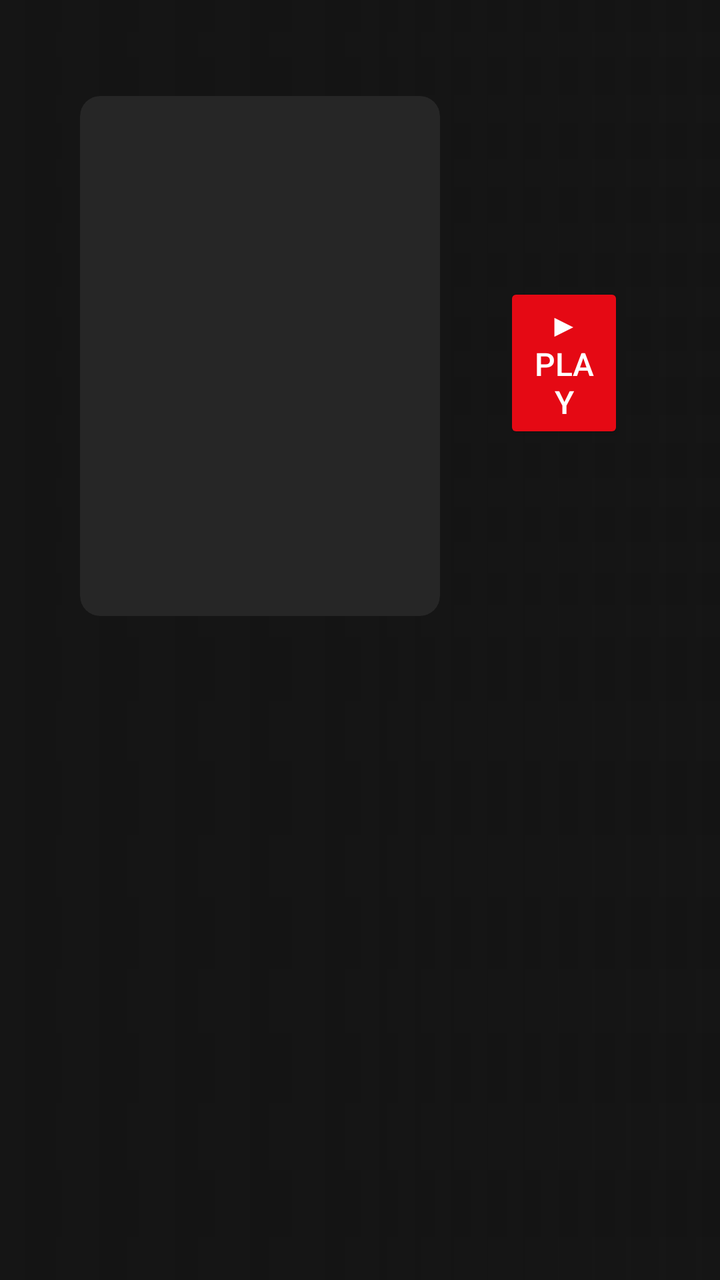
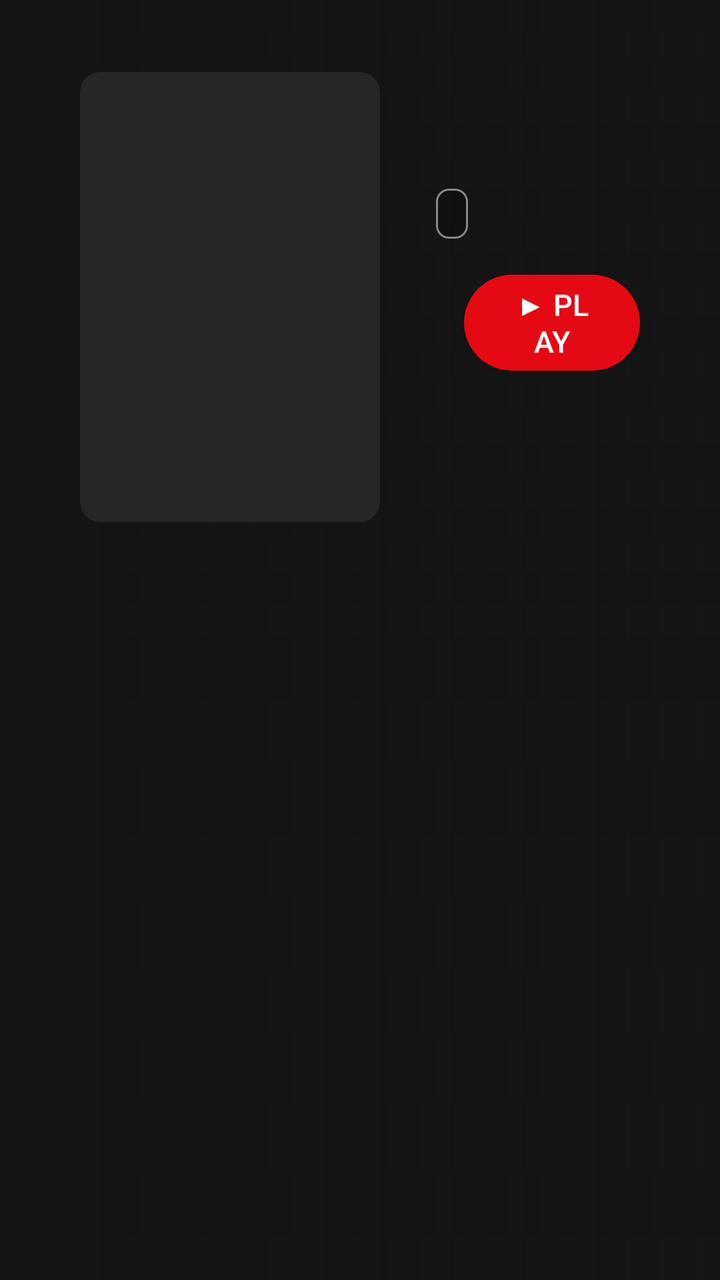

Compare the two renders of this Android layout. The source of the first and the diff that turns it into the second are given below.
<!-- AndroidManifest.xml: activity theme Theme.TgVideoTv -->
<!-- res/layout/activity_details.xml -->
<?xml version="1.0" encoding="utf-8"?>
<FrameLayout xmlns:android="http://schemas.android.com/apk/res/android"
    android:layout_width="match_parent"
    android:layout_height="match_parent"
    android:background="@color/nd_background">

    <ImageView
        android:id="@+id/backdrop"
        android:layout_width="match_parent"
        android:layout_height="match_parent"
        android:scaleType="centerCrop"
        android:contentDescription="@null" />

    
    <View
        android:layout_width="match_parent"
        android:layout_height="match_parent"
        android:background="@drawable/details_scrim_bottom" />

    <View
        android:layout_width="match_parent"
        android:layout_height="match_parent"
        android:background="@drawable/details_scrim_left" />

    <ScrollView
        android:layout_width="match_parent"
        android:layout_height="match_parent"
        android:fillViewport="true"
        android:scrollbars="none">

        <LinearLayout
            android:layout_width="match_parent"
            android:layout_height="wrap_content"
            android:orientation="horizontal"
            android:paddingStart="40dp"
            android:paddingEnd="48dp"
            android:paddingTop="48dp"
            android:paddingBottom="28dp">

            <ImageView
                android:id="@+id/poster"
                android:layout_width="180dp"
                android:layout_height="260dp"
                android:layout_marginEnd="32dp"
                android:scaleType="centerCrop"
                android:background="@drawable/rounded_poster"
                android:clipToOutline="true"
                android:contentDescription="@null" />

            <LinearLayout
                android:layout_width="match_parent"
                android:layout_height="wrap_content"
                android:orientation="vertical">

                <TextView
                    android:id="@+id/txtTitle"
                    android:layout_width="wrap_content"
                    android:layout_height="wrap_content"
                    android:textColor="#FFFFFFFF"
                    android:textSize="32sp"
                    android:fontFamily="sans-serif-medium" />

                <TextView
                    android:id="@+id/txtTagline"
                    android:layout_width="wrap_content"
                    android:layout_height="wrap_content"
                    android:layout_marginTop="4dp"
                    android:textColor="#FFB8B8B8"
                    android:textSize="16sp"
                    android:visibility="gone" />

                <LinearLayout
                    android:layout_width="wrap_content"
                    android:layout_height="wrap_content"
                    android:layout_marginTop="12dp"
                    android:orientation="horizontal"
                    android:gravity="center_vertical">

                    <TextView
                        android:id="@+id/txtRating"
                        android:layout_width="52dp"
                        android:layout_height="52dp"
        android:background="@drawable/rating_ring"
                        android:gravity="center"
                        android:textColor="@color/accent"
                        android:textSize="15sp"
                        android:fontFamily="sans-serif-medium"
                        android:visibility="gone" />

                    <TextView
                        android:id="@+id/txtStatus"
                        android:layout_width="wrap_content"
                        android:layout_height="wrap_content"
                        android:layout_marginStart="16dp"
                        android:textColor="#FFB3B3B3"
                        android:textSize="15sp" />
                </LinearLayout>

                <LinearLayout
                    android:layout_width="wrap_content"
                    android:layout_height="wrap_content"
                    android:layout_marginTop="18dp"
                    android:orientation="horizontal">

                    <Button
                        android:id="@+id/btnPlay"
                        android:defaultFocusHighlightEnabled="true"
                        android:layout_width="wrap_content"
                        android:layout_height="wrap_content"
                        android:minWidth="170dp"
                        android:backgroundTint="@color/accent"
                        android:text="▶  Play"
                        android:textColor="#FFFFFFFF"
                        android:textSize="16sp"
                        android:fontFamily="sans-serif-medium" />

                    <Button
                        android:id="@+id/btnWatchlist"
                        android:defaultFocusHighlightEnabled="true"
                        android:layout_width="wrap_content"
                        android:layout_height="wrap_content"
                        android:minWidth="190dp"
                        android:layout_marginStart="14dp"
                        android:backgroundTint="#FF333333"
                        android:text="Add to Watchlist"
                        android:textColor="#FFFFFFFF"
                        android:textSize="16sp"
                        android:fontFamily="sans-serif-medium" />

                    <Button
                        android:id="@+id/btnDownload"
                        android:defaultFocusHighlightEnabled="true"
                        android:layout_width="wrap_content"
                        android:layout_height="wrap_content"
                        android:minWidth="170dp"
                        android:layout_marginStart="14dp"
                        android:backgroundTint="#FF424242"
                        android:text="⬇  Download"
                        android:textColor="#FFFFFFFF"
                        android:textSize="16sp"
                        android:fontFamily="sans-serif-medium" />
                </LinearLayout>

                <TextView
                    android:id="@+id/txtOverview"
                    android:layout_width="match_parent"
                    android:layout_height="wrap_content"
                    android:layout_marginTop="20dp"
                    android:maxWidth="860dp"
                    android:textColor="#FFE8E8E8"
                    android:textSize="16sp"
                    android:lineSpacingMultiplier="1.3" />

                <TextView
                    android:id="@+id/txtGenres"
                    android:layout_width="wrap_content"
                    android:layout_height="wrap_content"
                    android:layout_marginTop="14dp"
                    android:textColor="#FFDDDDDD"
                    android:textSize="15sp"
                    android:visibility="gone" />

                <TextView
                    android:id="@+id/txtFile"
                    android:layout_width="wrap_content"
                    android:layout_height="wrap_content"
                    android:layout_marginTop="12dp"
                    android:textColor="#FF8A8A8A"
                    android:textSize="13sp" />

                <TextView
                    android:id="@+id/txtVersionsLabel"
                    android:layout_width="wrap_content"
                    android:layout_height="wrap_content"
                    android:layout_marginTop="18dp"
                    android:textColor="#FFB3B3B3"
                    android:textSize="13sp"
                    android:textAllCaps="true" />

                <LinearLayout
                    android:id="@+id/versionsList"
                    android:layout_width="wrap_content"
                    android:layout_height="wrap_content"
                    android:layout_marginTop="8dp"
                    android:orientation="vertical" />
            </LinearLayout>
        </LinearLayout>
    </ScrollView>
</FrameLayout>
<!-- resources referenced by this layout -->
<resources>
  <!-- drawable rating_ring (drawable) -->
  <?xml version="1.0" encoding="utf-8"?>
  <shape xmlns:android="http://schemas.android.com/apk/res/android"
      android:shape="oval">
      <solid android:color="#00141414" />
      <stroke
          android:width="3dp"
          android:color="#FFE50914" />
  </shape>
  <!-- unchanged entries left out for length: 6 -->
</resources>

<!-- the commit's change to res/layout/activity_details.xml (unified diff, before → after) -->
@@ -1,5 +1,6 @@
 <?xml version="1.0" encoding="utf-8"?>
 <FrameLayout xmlns:android="http://schemas.android.com/apk/res/android"
+    xmlns:app="http://schemas.android.com/apk/res-auto"
     android:layout_width="match_parent"
     android:layout_height="match_parent"
     android:background="@color/nd_background">
@@ -33,15 +34,15 @@
             android:layout_height="wrap_content"
             android:orientation="horizontal"
             android:paddingStart="40dp"
-            android:paddingEnd="48dp"
-            android:paddingTop="48dp"
-            android:paddingBottom="28dp">
+            android:paddingEnd="40dp"
+            android:paddingTop="36dp"
+            android:paddingBottom="20dp">
 
             <ImageView
                 android:id="@+id/poster"
-                android:layout_width="180dp"
-                android:layout_height="260dp"
-                android:layout_marginEnd="32dp"
+                android:layout_width="150dp"
+                android:layout_height="225dp"
+                android:layout_marginEnd="28dp"
                 android:scaleType="centerCrop"
                 android:background="@drawable/rounded_poster"
                 android:clipToOutline="true"
@@ -52,119 +53,245 @@
                 android:layout_height="wrap_content"
                 android:orientation="vertical">
 
-                <TextView
-                    android:id="@+id/txtTitle"
-                    android:layout_width="wrap_content"
-                    android:layout_height="wrap_content"
-                    android:textColor="#FFFFFFFF"
-                    android:textSize="32sp"
-                    android:fontFamily="sans-serif-medium" />
-
-                <TextView
-                    android:id="@+id/txtTagline"
-                    android:layout_width="wrap_content"
-                    android:layout_height="wrap_content"
-                    android:layout_marginTop="4dp"
-                    android:textColor="#FFB8B8B8"
-                    android:textSize="16sp"
-                    android:visibility="gone" />
-
+                
                 <LinearLayout
                     android:layout_width="wrap_content"
                     android:layout_height="wrap_content"
-                    android:layout_marginTop="12dp"
+                    android:orientation="horizontal">
+
+                    <TextView
+                        android:id="@+id/txtTitle"
+                        android:layout_width="wrap_content"
+                        android:layout_height="wrap_content"
+                        android:maxLines="2"
+                        android:ellipsize="end"
+                        android:textColor="#FFFFFFFF"
+                        android:textSize="36sp"
+                        android:fontFamily="sans-serif-medium" />
+                </LinearLayout>
+
+                
+                <LinearLayout
+                    android:layout_width="wrap_content"
+                    android:layout_height="wrap_content"
+                    android:layout_marginTop="10dp"
                     android:orientation="horizontal"
                     android:gravity="center_vertical">
 
                     <TextView
+                        android:id="@+id/txtQuality"
+                        android:layout_width="wrap_content"
+                        android:layout_height="wrap_content"
+                        android:background="@drawable/bg_cert_chip"
+                        android:paddingStart="8dp"
+                        android:paddingTop="3dp"
+                        android:paddingEnd="8dp"
+                        android:paddingBottom="3dp"
+                        android:textColor="#FFFFFFFF"
+                        android:textSize="14sp"
+                        android:fontFamily="sans-serif-medium" />
+
+                    <TextView
+                        android:id="@+id/txtMeta"
+                        android:layout_width="wrap_content"
+                        android:layout_height="wrap_content"
+                        android:layout_marginStart="12dp"
+                        android:maxLines="1"
+                        android:ellipsize="end"
+                        android:textColor="#FFB3B3B3"
+                        android:textSize="15sp" />
+                </LinearLayout>
+
+                
+                <LinearLayout
+                    android:layout_width="wrap_content"
+                    android:layout_height="wrap_content"
+                    android:layout_marginTop="16dp"
+                    android:orientation="horizontal"
+                    android:gravity="center_vertical">
+
+                    
+                    <LinearLayout
                         android:id="@+id/txtRating"
-                        android:layout_width="52dp"
-                        android:layout_height="52dp"
-        android:background="@drawable/rating_ring"
-                        android:gravity="center"
-                        android:textColor="@color/accent"
+                        android:layout_width="wrap_content"
+                        android:layout_height="wrap_content"
+                        android:background="@drawable/bg_rating_block"
+                        android:paddingStart="10dp"
+                        android:paddingTop="8dp"
+                        android:paddingEnd="14dp"
+                        android:paddingBottom="8dp"
+                        android:orientation="horizontal"
+                        android:gravity="center_vertical"
+                        android:visibility="gone">
+
+                        <TextView
+                            android:layout_width="38dp"
+                            android:layout_height="38dp"
+                            android:background="@drawable/bg_star_badge"
+                            android:gravity="center"
+                            android:text="\u2605"
+                            android:textColor="#FFEA9C28"
+                            android:textSize="18sp" />
+
+                        <LinearLayout
+                            android:layout_width="wrap_content"
+                            android:layout_height="wrap_content"
+                            android:layout_marginStart="10dp"
+                            android:orientation="vertical">
+
+                            <LinearLayout
+                                android:layout_width="wrap_content"
+                                android:layout_height="wrap_content"
+                                android:orientation="horizontal">
+
+                                <TextView
+                                    android:id="@+id/txtRatingValue"
+                                    android:layout_width="wrap_content"
+                                    android:layout_height="wrap_content"
+                                    android:textColor="#FFFFFFFF"
+                                    android:textSize="21sp"
+                                    android:fontFamily="sans-serif-medium" />
+
+                                <TextView
+                                    android:layout_width="wrap_content"
+                                    android:layout_height="wrap_content"
+                                    android:layout_marginStart="4dp"
+                                    android:layout_marginTop="4dp"
+                                    android:text="/\u00A010"
+                                    android:textColor="#FF9E9E9E"
+                                    android:textSize="13sp" />
+                            </LinearLayout>
+
+                            <TextView
+                                android:layout_width="wrap_content"
+                                android:layout_height="wrap_content"
+                                android:text="USER RATING"
+                                android:textColor="#FFCCCCCC"
+                                android:textSize="9sp"
+                                android:fontFamily="sans-serif-medium" />
+                        </LinearLayout>
+                    </LinearLayout>
+
+                    <Button
+                        android:id="@+id/btnPlay"
+                        android:defaultFocusHighlightEnabled="true"
+                        android:layout_width="wrap_content"
+                        android:layout_height="wrap_content"
+                        android:minWidth="130dp"
+                        android:layout_marginStart="14dp"
+                        android:background="@drawable/bg_pill_red"
+                        android:paddingStart="24dp"
+                        android:paddingEnd="24dp"
+                        android:text="\u25B6\u00A0Play"
+                        android:textColor="#FFFFFFFF"
+                        android:textSize="15sp"
+                        android:fontFamily="sans-serif-medium" />
+
+                    <Button
+                        android:id="@+id/btnReplay"
+                        android:defaultFocusHighlightEnabled="true"
+                        android:layout_width="wrap_content"
+                        android:layout_height="wrap_content"
+                        android:minWidth="120dp"
+                        android:layout_marginStart="12dp"
+                        android:background="@drawable/bg_pill_dark"
+                        android:paddingStart="20dp"
+                        android:paddingEnd="20dp"
+                        android:text="\u21BB\u00A0Play Again"
+                        android:textColor="#FFFFFFFF"
                         android:textSize="15sp"
                         android:fontFamily="sans-serif-medium"
                         android:visibility="gone" />
 
-                    <TextView
-                        android:id="@+id/txtStatus"
-                        android:layout_width="wrap_content"
-                        android:layout_height="wrap_content"
+                    
+                    <ImageButton
+                        android:id="@+id/btnWatchlist"
+                        android:layout_width="52dp"
+                        android:layout_height="52dp"
                         android:layout_marginStart="16dp"
-                        android:textColor="#FFB3B3B3"
-                        android:textSize="15sp" />
+                        android:background="@drawable/bg_circle"
+                        android:contentDescription="@string/add_to_watchlist"
+                        android:scaleType="centerInside"
+                        app:srcCompat="@drawable/ic_bookmark" />
+
+                    <ImageButton
+                        android:id="@+id/btnDownload"
+                        android:layout_width="52dp"
+                        android:layout_height="52dp"
+                        android:layout_marginStart="12dp"
+                        android:background="@drawable/bg_circle"
+                        android:contentDescription="@string/download_description"
+                        android:scaleType="centerInside"
+                        app:srcCompat="@drawable/ic_download" />
+
+                    
+                    <ImageButton
+                        android:id="@+id/btnRemove"
+                        android:layout_width="52dp"
+                        android:layout_height="52dp"
+                        android:layout_marginStart="12dp"
+                        android:background="@drawable/bg_circle_red"
+                        android:contentDescription="@string/remove_description"
+                        android:scaleType="centerInside"
+                        app:srcCompat="@drawable/ic_x" />
                 </LinearLayout>
 
-                <LinearLayout
-                    android:layout_width="wrap_content"
-                    android:layout_height="wrap_content"
-                    android:layout_marginTop="18dp"
-                    android:orientation="horizontal">
-
-                    <Button
-                        android:id="@+id/btnPlay"
-                        android:defaultFocusHighlightEnabled="true"
-                        android:layout_width="wrap_content"
-                        android:layout_height="wrap_content"
-                        android:minWidth="170dp"
-                        android:backgroundTint="@color/accent"
-                        android:text="▶  Play"
-                        android:textColor="#FFFFFFFF"
-                        android:textSize="16sp"
-                        android:fontFamily="sans-serif-medium" />
-
-                    <Button
-                        android:id="@+id/btnWatchlist"
-                        android:defaultFocusHighlightEnabled="true"
-                        android:layout_width="wrap_content"
-                        android:layout_height="wrap_content"
-                        android:minWidth="190dp"
-                        android:layout_marginStart="14dp"
-                        android:backgroundTint="#FF333333"
-                        android:text="Add to Watchlist"
-                        android:textColor="#FFFFFFFF"
-                        android:textSize="16sp"
-                        android:fontFamily="sans-serif-medium" />
-
-                    <Button
-                        android:id="@+id/btnDownload"
-                        android:defaultFocusHighlightEnabled="true"
-                        android:layout_width="wrap_content"
-                        android:layout_height="wrap_content"
-                        android:minWidth="170dp"
-                        android:layout_marginStart="14dp"
-                        android:backgroundTint="#FF424242"
-                        android:text="⬇  Download"
-                        android:textColor="#FFFFFFFF"
-                        android:textSize="16sp"
-                        android:fontFamily="sans-serif-medium" />
-                </LinearLayout>
+                
+                <TextView
+                    android:id="@+id/txtTagline"
+                    android:layout_width="wrap_content"
+                    android:layout_height="wrap_content"
+                    android:layout_marginTop="14dp"
+                    android:maxLines="1"
+                    android:ellipsize="end"
+                    android:textColor="#FFB8B8B8"
+                    android:textSize="15sp"
+                    android:textStyle="italic"
+                    android:visibility="gone" />
+
+                <TextView
+                    android:id="@+id/txtOverviewLabel"
+                    android:layout_width="wrap_content"
+                    android:layout_height="wrap_content"
+                    android:layout_marginTop="14dp"
+                    android:text="OverView"
+                    android:textAllCaps="true"
+                    android:textColor="#FF8A8A8A"
+                    android:textSize="13sp"
+                    android:fontFamily="sans-serif-medium"
+                    android:visibility="gone" />
 
                 <TextView
                     android:id="@+id/txtOverview"
                     android:layout_width="match_parent"
                     android:layout_height="wrap_content"
-                    android:layout_marginTop="20dp"
-                    android:maxWidth="860dp"
+                    android:layout_marginTop="4dp"
+                    android:maxWidth="780dp"
+                    android:maxLines="3"
+                    android:ellipsize="end"
                     android:textColor="#FFE8E8E8"
-                    android:textSize="16sp"
-                    android:lineSpacingMultiplier="1.3" />
-
-                <TextView
-                    android:id="@+id/txtGenres"
-                    android:layout_width="wrap_content"
-                    android:layout_height="wrap_content"
-                    android:layout_marginTop="14dp"
-                    android:textColor="#FFDDDDDD"
-                    android:textSize="15sp"
+                    android:textSize="14sp"
+                    android:lineSpacingMultiplier="1.25" />
+
+                <TextView
+                    android:id="@+id/txtCredits"
+                    android:layout_width="match_parent"
+                    android:layout_height="wrap_content"
+                    android:layout_marginTop="8dp"
+                    android:maxWidth="880dp"
+                    android:maxLines="1"
+                    android:ellipsize="end"
+                    android:textColor="#FF9E9E9E"
+                    android:textSize="13sp"
                     android:visibility="gone" />
 
                 <TextView
                     android:id="@+id/txtFile"
                     android:layout_width="wrap_content"
                     android:layout_height="wrap_content"
-                    android:layout_marginTop="12dp"
+                    android:layout_marginTop="8dp"
+                    android:maxLines="1"
+                    android:ellipsize="end"
                     android:textColor="#FF8A8A8A"
                     android:textSize="13sp" />
 
<!-- resource entries referenced after the edit -->
@@ -1,14 +1,218 @@
 <!-- resources referenced by this layout -->
 <resources>
-  <!-- drawable rating_ring (drawable) -->
+  <!-- drawable bg_cert_chip (drawable) -->
+  <?xml version="1.0" encoding="utf-8"?>
+  <selector xmlns:android="http://schemas.android.com/apk/res/android">
+      <item android:state_focused="true">
+          <shape android:shape="rectangle">
+              <corners android:radius="6dp" />
+              <solid android:color="#33FFFFFF" />
+              <stroke android:width="2dp" android:color="#FFE50914" />
+          </shape>
+      </item>
+      <item>
+          <shape android:shape="rectangle">
+              <corners android:radius="6dp" />
+              <solid android:color="#33000000" />
+              <stroke android:width="1dp" android:color="#FF888888" />
+          </shape>
+      </item>
+  </selector>
+  <!-- drawable bg_circle (drawable) -->
+  <?xml version="1.0" encoding="utf-8"?>
+  <layer-list xmlns:android="http://schemas.android.com/apk/res/android">
+      <item>
+          <shape android:shape="oval">
+              <solid android:color="#FF262626" />
+              <stroke android:width="6dp" android:color="#22E50914" />
+          </shape>
+      </item>
+      <item>
+          <shape android:shape="oval">
+              <solid android:color="#FF262626" />
+              <stroke android:width="3dp" android:color="#55E50914" />
+          </shape>
+      </item>
+      <item>
+          <shape android:shape="oval">
+              <solid android:color="#FF262626" />
+              <stroke android:width="2dp" android:color="#FFE50914" />
+          </shape>
+      </item>
+      <item>
+          <shape android:shape="oval">
+              <solid android:color="#FF1A1A1A" />
+          </shape>
+      </item>
+  </layer-list>
+  <!-- drawable bg_circle_red (drawable) -->
+  <?xml version="1.0" encoding="utf-8"?>
+  <layer-list xmlns:android="http://schemas.android.com/apk/res/android">
+      <item>
+          <shape android:shape="oval">
+              <solid android:color="#FFE50914" />
+              <stroke android:width="7dp" android:color="#33FFFFFF" />
+          </shape>
+      </item>
+      <item>
+          <shape android:shape="oval">
+              <solid android:color="#FFE50914" />
+              <stroke android:width="4dp" android:color="#66FFFFFF" />
+          </shape>
+      </item>
+      <item>
+          <shape android:shape="oval">
+              <solid android:color="#FFE50914" />
+              <stroke android:width="2dp" android:color="#FFFFFFFF" />
+          </shape>
+      </item>
+  </layer-list>
+  <!-- drawable bg_pill_dark (drawable) -->
+  <?xml version="1.0" encoding="utf-8"?>
+  <layer-list xmlns:android="http://schemas.android.com/apk/res/android">
+      <item>
+          <shape android:shape="rectangle">
+              <corners android:radius="28dp" />
+              <solid android:color="#FF262626" />
+              <stroke android:width="7dp" android:color="#22E50914" />
+          </shape>
+      </item>
+      <item>
+          <shape android:shape="rectangle">
+              <corners android:radius="28dp" />
+              <solid android:color="#FF262626" />
+              <stroke android:width="5dp" android:color="#66E50914" />
+          </shape>
+      </item>
+      <item>
+          <shape android:shape="rectangle">
+              <corners android:radius="28dp" />
+              <solid android:color="#FF262626" />
+              <stroke android:width="2dp" android:color="#FFE50914" />
+          </shape>
+      </item>
+      <item>
+          <shape android:shape="rectangle">
+              <corners android:radius="28dp" />
+              <solid android:color="#FF1A1A1A" />
+          </shape>
+      </item>
+  </layer-list>
+  <!-- drawable bg_pill_red (drawable) -->
+  <?xml version="1.0" encoding="utf-8"?>
+  <selector xmlns:android="http://schemas.android.com/apk/res/android">
+      <item android:state_focused="true">
+          <layer-list>
+              <item>
+                  <shape android:shape="rectangle">
+                      <corners android:radius="28dp" />
+                      <solid android:color="#FFE50914" />
+                      <stroke android:width="7dp" android:color="#22E50914" />
+                  </shape>
+              </item>
+              <item>
+                  <shape android:shape="rectangle">
+                      <corners android:radius="28dp" />
+                      <solid android:color="#FFE50914" />
+                      <stroke android:width="5dp" android:color="#66E50914" />
+                  </shape>
+              </item>
+              <item>
+                  <shape android:shape="rectangle">
+                      <corners android:radius="28dp" />
+                      <solid android:color="#FFE50914" />
+                      <stroke android:width="2dp" android:color="#FF801219" />
+                  </shape>
+              </item>
+          </layer-list>
+      </item>
+      <item android:state_pressed="true">
+          <shape android:shape="rectangle">
+              <corners android:radius="28dp" />
+              <solid android:color="#FFC40915" />
+          </shape>
+      </item>
+      <item>
+          <shape android:shape="rectangle">
+              <corners android:radius="28dp" />
+              <solid android:color="#FFE50914" />
+          </shape>
+      </item>
+  </selector>
+  <!-- drawable bg_rating_block (drawable) -->
+  <?xml version="1.0" encoding="utf-8"?>
+  <layer-list xmlns:android="http://schemas.android.com/apk/res/android">
+      <item>
+          <shape android:shape="rectangle">
+              <corners android:radius="16dp" />
+              <solid android:color="#FF262626" />
+              <stroke android:width="6dp" android:color="#22E50914" />
+          </shape>
+      </item>
+      <item>
+          <shape android:shape="rectangle">
+              <corners android:radius="16dp" />
+              <solid android:color="#FF262626" />
+              <stroke android:width="3dp" android:color="#55E50914" />
+          </shape>
+      </item>
+      <item>
+          <shape android:shape="rectangle">
+              <corners android:radius="16dp" />
+              <solid android:color="#FF262626" />
+              <stroke android:width="2dp" android:color="#FFE50914" />
+          </shape>
+      </item>
+      <item>
+          <shape android:shape="rectangle">
+              <corners android:radius="16dp" />
+              <solid android:color="#FF1A1A1A" />
+          </shape>
+      </item>
+  </layer-list>
+  <!-- drawable bg_star_badge (drawable) -->
   <?xml version="1.0" encoding="utf-8"?>
   <shape xmlns:android="http://schemas.android.com/apk/res/android"
-      android:shape="oval">
-      <solid android:color="#00141414" />
-      <stroke
-          android:width="3dp"
-          android:color="#FFE50914" />
+      android:shape="rectangle">
+      <corners android:radius="10dp" />
+      <solid android:color="#FF33291C" />
   </shape>
+  <!-- drawable ic_bookmark (drawable) -->
+  <?xml version="1.0" encoding="utf-8"?>
+  <vector xmlns:android="http://schemas.android.com/apk/res/android"
+      android:width="24dp"
+      android:height="24dp"
+      android:viewportWidth="24"
+      android:viewportHeight="24">
+      <path
+          android:fillColor="#FFFFFFFF"
+          android:pathData="M17,3H7C5.9,3 5,3.9 5,5v16l7,-3 7,3V5C19,3.9 18.1,3 17,3z" />
+  </vector>
+  <!-- drawable ic_download (drawable) -->
+  <?xml version="1.0" encoding="utf-8"?>
+  <vector xmlns:android="http://schemas.android.com/apk/res/android"
+      android:width="24dp"
+      android:height="24dp"
+      android:viewportWidth="24"
+      android:viewportHeight="24">
+      <path
+          android:fillColor="#FFFFFFFF"
+          android:pathData="M19,9h-4V3H9v6H5l7,7 7,-7zM5,18v2h14v-2H5z" />
+  </vector>
+  <!-- drawable ic_x (drawable) -->
+  <?xml version="1.0" encoding="utf-8"?>
+  <vector xmlns:android="http://schemas.android.com/apk/res/android"
+      android:width="24dp"
+      android:height="24dp"
+      android:viewportWidth="24"
+      android:viewportHeight="24">
+      <path
+          android:fillColor="#FFFFFFFF"
+          android:pathData="M19,6.41L17.59,5 12,10.59 6.41,5 5,6.41 10.59,12 5,17.59 6.41,19 12,13.41 17.59,19 19,17.59 13.41,12z" />
+  </vector>
+  <string name="add_to_watchlist">Add to watchlist</string>
+  <string name="download_description">Download offline</string>
+  <string name="remove_description">Remove from TGTV</string>
   <!-- unchanged entries left out for length: 6 -->
 </resources>
 
